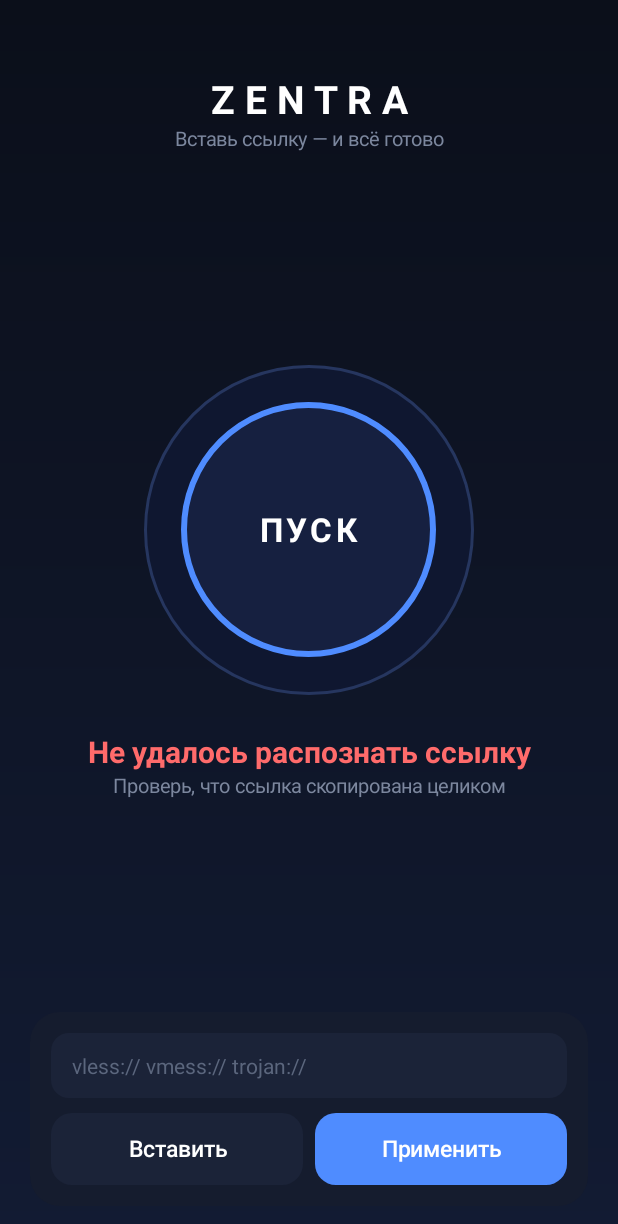
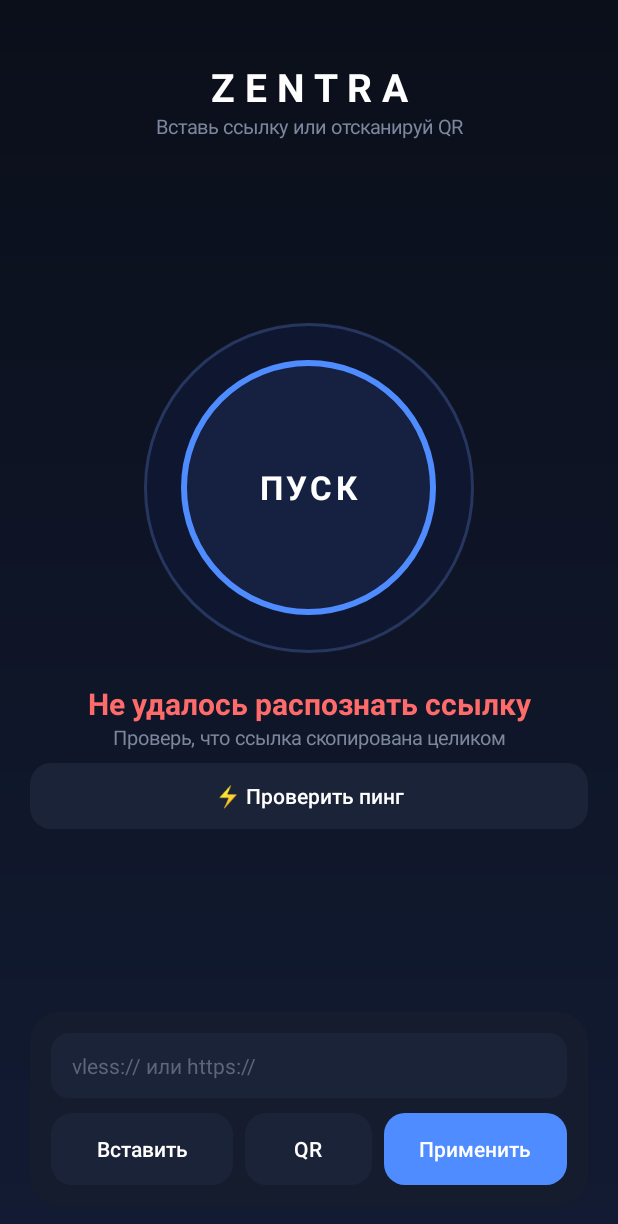
Before and after one commit to Ivan73738182/Zentra, an Android app: the screen it shows after launch (MainActivity), after a tap on "Вставить", on a phone screen of 412 x 824 dp. Shown: the top 1224 px of the screen. Run offline under Robolectric (Android 15) with nearby library versions, the phone set to English and light mode, and no system bars; libraries missing offline, so code that uses them is left out: com.google.zxing.integration; 2 other taps on this screen came first.

Commit message:
Zentra: трафик, пинг, QR, выбор сервера

```diff
--- a/app/build.gradle.kts
+++ b/app/build.gradle.kts
@@ -45,4 +45,5 @@ android {
 
 dependencies {
     implementation(files("libs/libv2ray.aar"))
+    implementation("com.journeyapps:zxing-android-embedded:4.3.0")
 }
--- a/app/src/main/java/com/ivangames/zentra/MainActivity.kt
+++ b/app/src/main/java/com/ivangames/zentra/MainActivity.kt
@@ -1,13 +1,14 @@
 package com.ivangames.zentra
 
 import android.app.Activity
-import android.content.Intent
-import android.net.VpnService
+import android.app.AlertDialog
 import android.content.ClipboardManager
 import android.content.Context
+import android.content.Intent
 import android.graphics.Color
 import android.graphics.Typeface
 import android.graphics.drawable.GradientDrawable
+import android.net.VpnService
 import android.os.Bundle
 import android.view.Gravity
 import android.view.View
@@ -17,11 +18,23 @@ import android.widget.EditText
 import android.widget.FrameLayout
 import android.widget.LinearLayout
 import android.widget.TextView
+import com.google.zxing.integration.android.IntentIntegrator
+import java.net.InetSocketAddress
+import java.net.Socket
+import java.text.SimpleDateFormat
+import java.util.Date
+import java.util.Locale
+import java.util.concurrent.ConcurrentHashMap
+import java.util.concurrent.atomic.AtomicInteger
 
 class MainActivity : Activity() {
 
     private var server: Server? = null
+    private var currentLink: String = ""
     private var subLinks: List<String> = emptyList()
+    private var subInfo: SubInfo? = null
+    private val pings = ConcurrentHashMap<String, Long>()
+    private var onScan: (String) -> Unit = {}
 
     private fun dp(v: Int) = (v * resources.displayMetrics.density).toInt()
     private fun c(hex: String) = Color.parseColor(hex)
@@ -39,13 +52,19 @@ class MainActivity : Activity() {
             setStroke(dp(strokeDp), c(stroke))
         }
 
-    private fun styleButton(b: Button, fill: String, text: String) {
+    private fun styleButton(b: Button, fill: String) {
         b.background = rounded(fill, 14)
-        b.setTextColor(c(text))
+        b.setTextColor(Color.WHITE)
         b.isAllCaps = false
         b.stateListAnimator = null
-        b.textSize = 15f
+        b.textSize = 14f
+        b.setPadding(0, 0, 0, 0)
     }
+
+    private fun mp(top: Int): LinearLayout.LayoutParams =
+        LinearLayout.LayoutParams(
+            ViewGroup.LayoutParams.MATCH_PARENT, ViewGroup.LayoutParams.WRAP_CONTENT
+        ).apply { topMargin = dp(top) }
 
     override fun onCreate(savedInstanceState: Bundle?) {
         super.onCreate(savedInstanceState)
@@ -59,10 +78,9 @@ class MainActivity : Activity() {
                 GradientDrawable.Orientation.TOP_BOTTOM,
                 intArrayOf(c("#0B0F1A"), c("#121B33"))
             )
-            setPadding(dp(20), dp(48), dp(20), dp(20))
+            setPadding(dp(20), dp(40), dp(20), dp(20))
         }
 
-        // Заголовок
         val title = TextView(this).apply {
             text = "ZENTRA"
             textSize = 26f
@@ -72,17 +90,15 @@ class MainActivity : Activity() {
             gravity = Gravity.CENTER
         }
         val subtitle = TextView(this).apply {
-            text = "Вставь ссылку — и всё готово"
+            text = "Вставь ссылку или отсканируй QR"
             textSize = 13f
             setTextColor(c("#7C879E"))
             gravity = Gravity.CENTER
         }
         root.addView(title)
         root.addView(subtitle)
-
         root.addView(View(this), LinearLayout.LayoutParams(1, 0, 1f))
 
-        // Большая кнопка
         val ring = View(this).apply { background = circle("#0F1730", "#26365F", 2) }
         val power = TextView(this).apply {
             text = "ПУСК"
@@ -98,7 +114,6 @@ class MainActivity : Activity() {
         powerBox.addView(power, FrameLayout.LayoutParams(dp(170), dp(170), Gravity.CENTER))
         root.addView(powerBox, LinearLayout.LayoutParams(dp(220), dp(220)))
 
-        // Статус
         val status = TextView(this).apply {
             text = "Не подключено"
             textSize = 20f
@@ -112,12 +127,9 @@ class MainActivity : Activity() {
             setTextColor(c("#7C879E"))
             gravity = Gravity.CENTER
         }
-        root.addView(status, LinearLayout.LayoutParams(
-            ViewGroup.LayoutParams.MATCH_PARENT, ViewGroup.LayoutParams.WRAP_CONTENT
-        ).apply { topMargin = dp(24) })
+        root.addView(status, mp(20))
         root.addView(hintText)
 
-        // Карточка сервера
         val serverName = TextView(this).apply {
             textSize = 16f
             typeface = Typeface.DEFAULT_BOLD
@@ -130,20 +142,33 @@ class MainActivity : Activity() {
         val serverCard = LinearLayout(this).apply {
             orientation = LinearLayout.VERTICAL
             background = rounded("#151C2E", 20)
-            setPadding(dp(18), dp(14), dp(18), dp(14))
+            setPadding(dp(18), dp(12), dp(18), dp(12))
             visibility = View.GONE
             addView(serverName)
             addView(serverInfo)
         }
-        root.addView(serverCard, LinearLayout.LayoutParams(
-            ViewGroup.LayoutParams.MATCH_PARENT, ViewGroup.LayoutParams.WRAP_CONTENT
-        ).apply { topMargin = dp(20) })
+        root.addView(serverCard, mp(16))
+
+        val infoText = TextView(this).apply {
+            textSize = 13f
+            setTextColor(c("#9FB0D0"))
+            gravity = Gravity.CENTER
+            visibility = View.GONE
+        }
+        root.addView(infoText, mp(10))
+
+        val pingBtn = Button(this).apply { text = "⚡ Проверить пинг" }
+        styleButton(pingBtn, "#1B2338")
+        root.addView(
+            pingBtn,
+            LinearLayout.LayoutParams(ViewGroup.LayoutParams.MATCH_PARENT, dp(44))
+                .apply { topMargin = dp(8) }
+        )
 
         root.addView(View(this), LinearLayout.LayoutParams(1, 0, 1f))
 
-        // Нижняя панель
         val input = EditText(this).apply {
-            hint = "vless:// vmess:// trojan://"
+            hint = "vless:// или https://"
             setHintTextColor(c("#5B667D"))
             setTextColor(Color.WHITE)
             textSize = 14f
@@ -152,13 +177,16 @@ class MainActivity : Activity() {
             setPadding(dp(14), dp(12), dp(14), dp(12))
         }
         val pasteBtn = Button(this).apply { text = "Вставить" }
+        val qrBtn = Button(this).apply { text = "QR" }
         val applyBtn = Button(this).apply { text = "Применить" }
-        styleButton(pasteBtn, "#1B2338", "#FFFFFF")
-        styleButton(applyBtn, "#4F8CFF", "#FFFFFF")
+        styleButton(pasteBtn, "#1B2338")
+        styleButton(qrBtn, "#1B2338")
+        styleButton(applyBtn, "#4F8CFF")
 
         val row = LinearLayout(this).apply {
             orientation = LinearLayout.HORIZONTAL
             addView(pasteBtn, LinearLayout.LayoutParams(0, dp(48), 1f).apply { rightMargin = dp(8) })
+            addView(qrBtn, LinearLayout.LayoutParams(0, dp(48), 0.7f).apply { rightMargin = dp(8) })
             addView(applyBtn, LinearLayout.LayoutParams(0, dp(48), 1f))
         }
         val panel = LinearLayout(this).apply {
@@ -166,72 +194,135 @@ class MainActivity : Activity() {
             background = rounded("#151C2E", 20)
             setPadding(dp(14), dp(14), dp(14), dp(14))
             addView(input)
-            addView(row, LinearLayout.LayoutParams(
-                ViewGroup.LayoutParams.MATCH_PARENT, ViewGroup.LayoutParams.WRAP_CONTENT
-            ).apply { topMargin = dp(10) })
+            addView(row, mp(10))
         }
-        root.addView(panel, LinearLayout.LayoutParams(
-            ViewGroup.LayoutParams.MATCH_PARENT, ViewGroup.LayoutParams.WRAP_CONTENT
-        ))
+        root.addView(panel, mp(0))
 
-        // Логика
+        // ---------- логика ----------
+
+        fun showInfo() {
+            val i = subInfo
+            if (i == null) {
+                infoText.visibility = View.GONE
+                return
+            }
+            val used = String.format(Locale.US, "%.2f GB", i.used / 1073741824.0)
+            val total = if (i.total > 0) String.format(Locale.US, "%.0f GB", i.total / 1073741824.0) else "∞"
+            var t = "Трафик: " + used + " / " + total
+            if (i.expire > 0) {
+                t += "  ·  до " + SimpleDateFormat("dd.MM.yyyy", Locale.getDefault()).format(Date(i.expire * 1000))
+            }
+            infoText.text = t
+            infoText.visibility = View.VISIBLE
+        }
+
+        fun pingText(link: String): String {
+            val v = pings[link] ?: return ""
+            return if (v < 0) "  ·  нет ответа" else "  ·  " + v + " мс"
+        }
+
+        fun showServer() {
+            val s = server
+            if (s == null) {
+                serverCard.visibility = View.GONE
+                return
+            }
+            serverName.text = if (s.name.isNotEmpty()) s.name else s.host
+            serverInfo.text = s.protocol.uppercase() + " · " + s.host + ":" + s.port + pingText(currentLink)
+            serverCard.visibility = View.VISIBLE
+        }
+
+        fun selectLink(link: String) {
+            val s = LinkParser.parse(link)
+            if (s == null) {
+                server = null
+                currentLink = ""
+                showServer()
+                status.text = "Не удалось распознать ссылку"
+                status.setTextColor(c("#FF6B6B"))
+                hintText.text = "Проверь, что ссылка скопирована целиком"
+                power.background = circle("#162040", "#4F8CFF", 4)
+                return
+            }
+            server = s
+            currentLink = link
+            showServer()
+            status.text = "Сервер выбран"
+            status.setTextColor(c("#3DDC97"))
+            hintText.text = if (ZentraVpnService.running) "Нажми СТОП и ПУСК, чтобы переключиться"
+            else if (subLinks.size > 1) "Нажми ПУСК · карточка — выбор из " + subLinks.size
+            else "Нажми ПУСК"
+            power.background = circle("#12302A", "#3DDC97", 4)
+        }
+
         fun applyLink() {
-            val raw0 = input.text.toString().trim()
-            if (raw0.startsWith("http://") || raw0.startsWith("https://")) {
+            val raw = input.text.toString().trim()
+            if (raw.startsWith("http://") || raw.startsWith("https://")) {
                 status.text = "Загружаю подписку…"
                 status.setTextColor(Color.WHITE)
-                Subscription.fetch(raw0) { links ->
+                Subscription.fetch(raw) { res ->
                     runOnUiThread {
-                        subLinks = links
-                        input.setText(links.firstOrNull() ?: "-")
-                        applyLink()
-                        if (links.size > 1) hintText.text = "Нажми ПУСК · карточка сервера — выбор (" + links.size + ")"
+                        subLinks = res.links
+                        subInfo = res.info
+                        pings.clear()
+                        showInfo()
+                        if (res.links.isEmpty()) {
+                            server = null
+                            showServer()
+                            status.text = "Не удалось загрузить подписку"
+                            status.setTextColor(c("#FF6B6B"))
+                            hintText.text = "Проверь ссылку и интернет"
+                        } else {
+                            selectLink(res.links[0])
+                        }
                     }
                 }
                 return
             }
-            val s = LinkParser.parse(input.text.toString())
-            if (s == null) {
-                server = null
-                serverCard.visibility = View.GONE
-                status.text = "Не удалось распознать ссылку"
+            subLinks = emptyList()
+            subInfo = null
+            showInfo()
+            selectLink(raw)
+        }
+
+        fun runPing() {
+            val list = if (subLinks.isNotEmpty()) subLinks else listOf(currentLink).filter { it.isNotEmpty() }
+            if (list.isEmpty()) {
+                status.text = "Сначала вставь ссылку"
                 status.setTextColor(c("#FF6B6B"))
-                hintText.text = "Проверь, что ссылка скопирована целиком"
-                power.background = circle("#162040", "#4F8CFF", 4)
-            } else {
-                server = s
-                serverName.text = if (s.name.isNotEmpty()) s.name else s.host
-                serverInfo.text = "${s.protocol.uppercase()} · ${s.host}:${s.port}"
-                serverCard.visibility = View.VISIBLE
-                status.text = "Сервер выбран"
-                status.setTextColor(c("#3DDC97"))
-                hintText.text = "Нажми ПУСК"
-                power.background = circle("#12302A", "#3DDC97", 4)
+                return
+            }
+            pingBtn.text = "Проверяю…"
+            pingBtn.isEnabled = false
+            val left = AtomicInteger(list.size)
+            for (l in list) {
+                Thread {
+                    val p = LinkParser.parse(l)
+                    var ms = -1L
+                    if (p != null) {
+                        try {
+                            val t0 = System.nanoTime()
+                            Socket().use { it.connect(InetSocketAddress(p.host, p.port), 3000) }
+                            ms = (System.nanoTime() - t0) / 1000000
+                        } catch (e: Exception) {
+                            ms = -1L
+                        }
+                    }
+                    pings[l] = ms
+                    if (left.decrementAndGet() == 0) {
+                        runOnUiThread {
+                            pingBtn.text = "⚡ Проверить пинг"
+                            pingBtn.isEnabled = true
+                            showServer()
+                        }
+                    }
+                }.start()
             }
         }
 
-        pasteBtn.setOnClickListener {
-            val cm = getSystemService(Context.CLIPBOARD_SERVICE) as ClipboardManager
-            val t = cm.primaryClip?.getItemAt(0)?.text?.toString() ?: ""
-            input.setText(t)
+        onScan = { t ->
+            input.setText(t.trim())
             applyLink()
-        }
-        applyBtn.setOnClickListener { applyLink() }
-
-        serverCard.setOnClickListener {
-            if (subLinks.size > 1) {
-                val names = subLinks.map { l ->
-                    val p = LinkParser.parse(l)
-                    if (p == null) "?" else if (p.name.isNotEmpty()) p.name else p.host
-                }.toTypedArray()
-                android.app.AlertDialog.Builder(this)
-                    .setTitle("Выбери сервер")
-                    .setItems(names) { _, i ->
-                        input.setText(subLinks[i])
-                        applyLink()
-                    }
-                    .show()
-            }
         }
 
         ZentraVpnService.listener = { on, msg ->
@@ -249,6 +340,7 @@ class MainActivity : Activity() {
                 }
             }
         }
+
         power.setOnClickListener {
             if (ZentraVpnService.running) {
                 startService(Intent(this, ZentraVpnService::class.java).setAction(ZentraVpnService.ACTION_STOP))
@@ -260,15 +352,42 @@ class MainActivity : Activity() {
                 if (prep != null) startActivityForResult(prep, 100) else startVpn()
             }
         }
-        val unusedOld = View.OnClickListener {
-            if (server == null) {
-                status.text = "Сначала вставь ссылку"
-                status.setTextColor(c("#FF6B6B"))
-            } else {
-                status.text = "Подключение будет на следующем шаге"
-                status.setTextColor(Color.WHITE)
+
+        serverCard.setOnClickListener {
+            if (subLinks.size > 1) {
+                val names = subLinks.map { l ->
+                    val p = LinkParser.parse(l)
+                    val n = if (p == null) "?" else if (p.name.isNotEmpty()) p.name else p.host
+                    (if (l == currentLink) "● " else "○ ") + n + pingText(l)
+                }.toTypedArray()
+                AlertDialog.Builder(this)
+                    .setTitle("Выбери сервер")
+                    .setItems(names) { _, i -> selectLink(subLinks[i]) }
+                    .show()
             }
         }
+
+        pingBtn.setOnClickListener { runPing() }
+
+        pasteBtn.setOnClickListener {
+            val cm = getSystemService(Context.CLIPBOARD_SERVICE) as ClipboardManager
+            val t = cm.primaryClip?.getItemAt(0)?.text?.toString() ?: ""
+            input.setText(t)
+            applyLink()
+        }
+
+        qrBtn.setOnClickListener {
+            IntentIntegrator(this)
+                .setDesiredBarcodeFormats(IntentIntegrator.QR_CODE)
+                .setOrientationLocked(false)
+                .setBeepEnabled(false)
+                .setPrompt("Наведи на QR-код")
+                .initiateScan()
+        }
+
+        applyBtn.setOnClickListener { applyLink() }
+
+        if (ZentraVpnService.running) ZentraVpnService.listener?.invoke(true, "")
 
         setContentView(root)
     }
@@ -284,6 +403,11 @@ class MainActivity : Activity() {
     @Deprecated("Deprecated in Java")
     override fun onActivityResult(requestCode: Int, resultCode: Int, data: Intent?) {
         super.onActivityResult(requestCode, resultCode, data)
-        if (requestCode == 100 && resultCode == RESULT_OK) startVpn()
+        if (requestCode == 100 && resultCode == RESULT_OK) {
+            startVpn()
+            return
+        }
+        val r = IntentIntegrator.parseActivityResult(requestCode, resultCode, data)
+        if (r != null && r.contents != null) onScan(r.contents)
     }
 }
```
Also changed, not shown: app/src/main/AndroidManifest.xml (+7 -1 lines), app/src/main/java/com/ivangames/zentra/Subscription.kt (+20 -5 lines).
